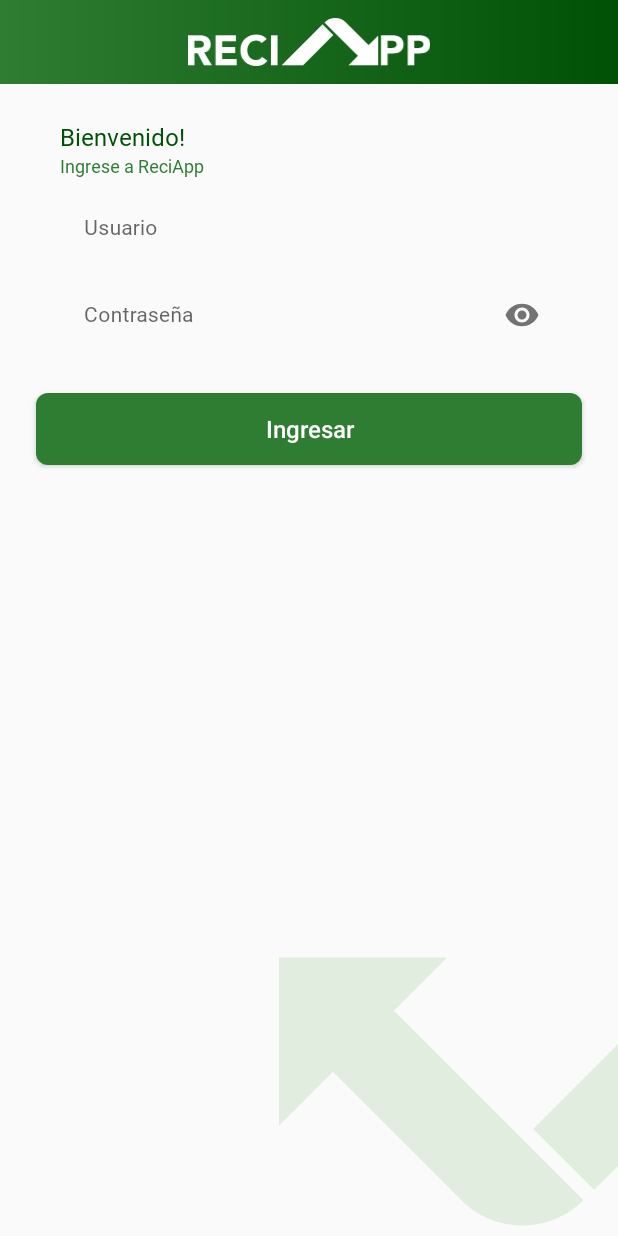
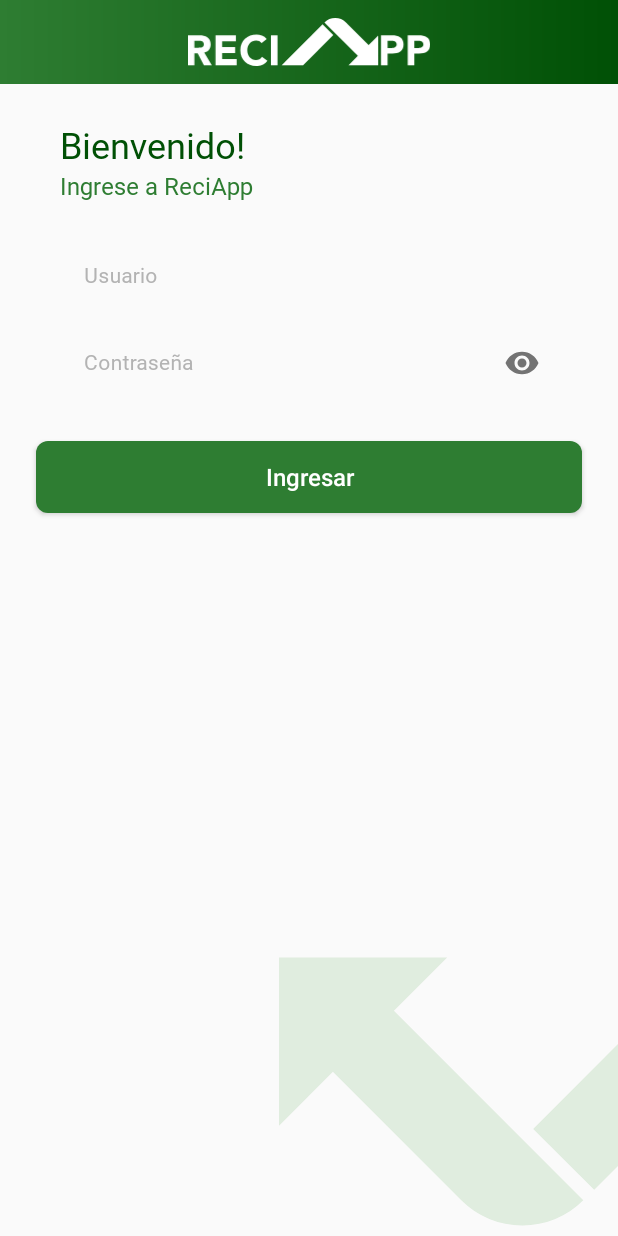
Before and after one commit to migdress/ghl2020-reciapp-android-user, an Android app: the screen it shows after launch (LoginActivity), on a phone screen of 412 x 824 dp. Run offline under Robolectric (Android 15) with nearby library versions, the phone set to English and light mode, and no system bars; 1 statement that could not run was skipped.

Commit message:
[Progress] Added style for TextInputLayout

```diff
--- a/app/src/main/res/layout/fragment_login.xml
+++ b/app/src/main/res/layout/fragment_login.xml
@@ -46,7 +46,7 @@
             android:layout_marginTop="@dimen/size_24dp"
             android:text="@string/title_welcome"
             android:textColor="@color/colorPrimaryDark"
-            android:textSize="@dimen/size_16sp"
+            android:textSize="@dimen/text_24sp"
             app:layout_constraintEnd_toStartOf="@+id/guidelineRight"
             app:layout_constraintHorizontal_bias="0.0"
             app:layout_constraintStart_toStartOf="@+id/guidelineLeft"
@@ -59,7 +59,7 @@
             android:layout_marginHorizontal="@dimen/size_16dp"
             android:text="@string/title_enter_app"
             android:textColor="@color/colorPrimary"
-            android:textSize="@dimen/size_12sp"
+            android:textSize="@dimen/text_16sp"
             app:layout_constraintEnd_toStartOf="@+id/guidelineRight"
             app:layout_constraintHorizontal_bias="0.0"
             app:layout_constraintStart_toStartOf="@+id/guidelineLeft"
@@ -67,9 +67,10 @@
 
         <com.google.android.material.textfield.TextInputLayout
             android:id="@+id/tilUsername"
-            android:theme="@style/Widget.MaterialComponents.TextInputLayout.OutlinedBox.Dense"
+            android:theme="@style/AppTheme.TextInputLayout"
             android:layout_width="@dimen/size_0dp"
             android:layout_height="wrap_content"
+            android:layout_marginTop="@dimen/size_16dp"
             android:layout_marginHorizontal="@dimen/size_16dp"
             android:hint="@string/hint_user"
             app:layout_constraintEnd_toStartOf="@+id/guidelineRight"
@@ -81,13 +82,13 @@
                 android:layout_height="wrap_content"
                 android:inputType="text"
                 android:lines="1"
-                android:textSize="@dimen/size_14sp" />
+                android:textSize="@dimen/text_14sp" />
 
         </com.google.android.material.textfield.TextInputLayout>
 
         <com.google.android.material.textfield.TextInputLayout
             android:id="@+id/tilPassword"
-            android:theme="@style/Widget.MaterialComponents.TextInputLayout.OutlinedBox.Dense"
+            android:theme="@style/AppTheme.TextInputLayout"
             android:layout_width="@dimen/size_0dp"
             android:layout_height="wrap_content"
             android:layout_marginHorizontal="@dimen/size_16dp"
@@ -102,13 +103,13 @@
                 android:layout_height="wrap_content"
                 android:inputType="textPassword"
                 android:lines="1"
-                android:textSize="@dimen/size_14sp" />
+                android:textSize="@dimen/text_14sp" />
 
         </com.google.android.material.textfield.TextInputLayout>
 
         <androidx.appcompat.widget.AppCompatButton
             android:id="@+id/btnLogin"
-            style="@style/ButtonPrimary"
+            style="@style/AppTheme.ButtonPrimary"
             android:layout_width="@dimen/size_0dp"
             android:layout_height="wrap_content"
             android:text="@string/btn_login"
--- a/app/src/main/res/values/dimens.xml
+++ b/app/src/main/res/values/dimens.xml
@@ -4,10 +4,13 @@
     <dimen name="size_12dp">12dp</dimen>
     <dimen name="size_16dp">16dp</dimen>
     <dimen name="size_24dp">24dp</dimen>
-    <dimen name="size_16sp">16sp</dimen>
-    <dimen name="size_12sp">12sp</dimen>
-    <dimen name="size_14sp">14sp</dimen>
     <dimen name="size_28dp">28dp</dimen>
     <dimen name="size_4dp">4dp</dimen>
     <dimen name="size_8dp">8dp</dimen>
+
+    <dimen name="text_20sp">20sp</dimen>
+    <dimen name="text_16sp">16sp</dimen>
+    <dimen name="text_12sp">12sp</dimen>
+    <dimen name="text_14sp">14sp</dimen>
+    <dimen name="text_24sp">24sp</dimen>
 </resources>
--- a/app/src/main/res/values/styles.xml
+++ b/app/src/main/res/values/styles.xml
@@ -14,13 +14,19 @@
         <item name="windowNoTitle">true</item>
     </style>
 
-    <style name="ButtonPrimary" parent="TextAppearance.AppCompat.Widget.Button.Colored">
+    <style name="AppTheme.ButtonPrimary" parent="TextAppearance.AppCompat.Widget.Button.Colored">
         <item name="android:layout_height">wrap_content</item>
         <item name="android:layout_width">wrap_content</item>
         <item name="android:background">@drawable/selector_button_primary</item>
         <item name="android:textAllCaps">false</item>
         <item name="android:textColor">@drawable/selector_text_color_button_primary</item>
-        <item name="android:textSize">@dimen/size_16sp</item>
+        <item name="android:textSize">@dimen/text_16sp</item>
     </style>
 
+    <style name="AppTheme.TextInputLayout" parent="Widget.MaterialComponents.TextInputLayout.OutlinedBox.Dense">
+        <item name="android:textColorHint">@color/black200</item>
+        <item name="android:textSize">@dimen/text_20sp</item>
+        <item name="colorControlNormal">@color/black500</item>
+        <item name="colorControlActivated">@color/colorPrimary</item>
+    </style>
 </resources>
```
